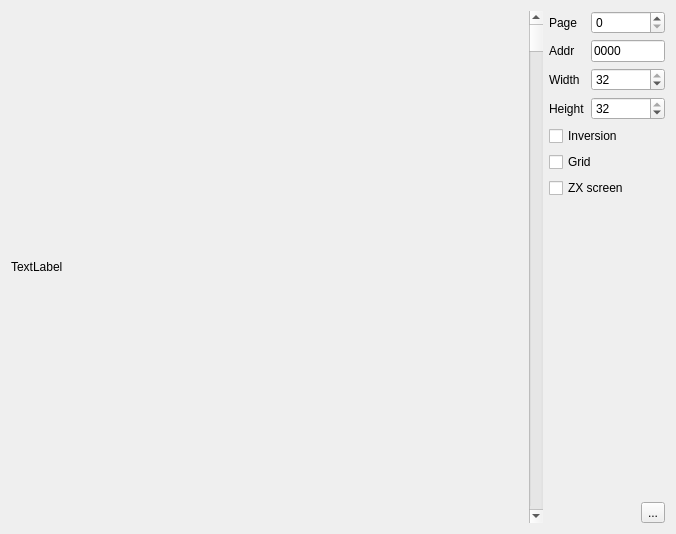
This is ui/memviewer.ui in samstyle/Xpeccy as Qt 5 draws it before an edit. The edited form follows.
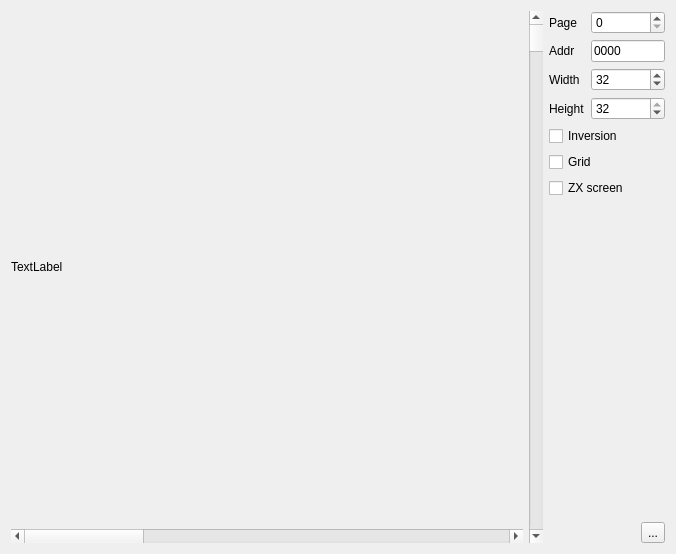
This is the edited form. Icons and pictures are not drawn. Custom widgets are drawn as their Qt base class.

Patch:
```diff
--- a/ui/memviewer.ui
+++ b/ui/memviewer.ui
@@ -10,7 +10,7 @@
     <x>0</x>
     <y>0</y>
     <width>676</width>
-    <height>522</height>
+    <height>528</height>
    </rect>
   </property>
   <property name="windowTitle">
@@ -22,6 +22,8 @@
   </property>
   <layout class="QHBoxLayout" name="horizontalLayout">
    <item>
+    <layout class="QVBoxLayout" name="verticalLayout_2">
+     <item>
     <widget class="QLabel" name="view">
      <property name="minimumSize">
       <size>
@@ -35,6 +37,18 @@
     </widget>
    </item>
    <item>
+      <widget class="QScrollBar" name="scrollbar_h">
+       <property name="pageStep">
+        <number>32</number>
+       </property>
+       <property name="orientation">
+        <enum>Qt::Horizontal</enum>
+       </property>
+      </widget>
+     </item>
+    </layout>
+   </item>
+   <item>
     <widget class="QScrollBar" name="scrollbar">
      <property name="maximum">
       <number>65535</number>
@@ -61,7 +75,7 @@
           <number>1</number>
          </property>
          <property name="maximum">
-          <number>32</number>
+          <number>256</number>
          </property>
          <property name="value">
           <number>32</number>
```
Lines whose indentation alone changed are shown as unchanged.
